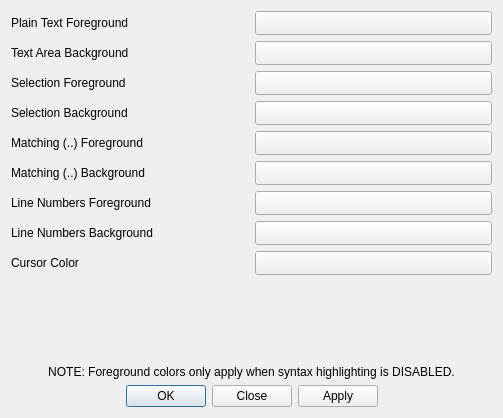
Old version of the form src/DialogColors.ui in the repository eteran/nedit-ng.
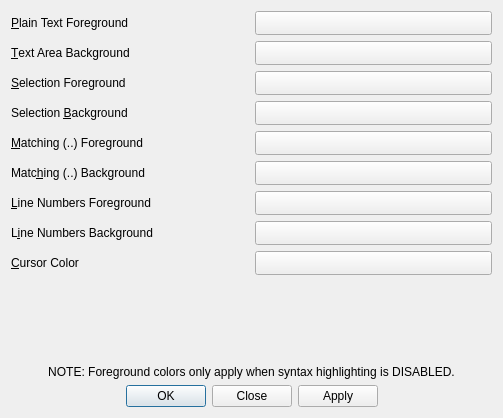
New version of the form.

```diff
--- a/src/DialogColors.ui
+++ b/src/DialogColors.ui
@@ -19,7 +19,10 @@
      <item>
       <widget class="QLabel" name="label_3">
        <property name="text">
-        <string>Plain Text Foreground</string>
+        <string>&amp;Plain Text Foreground</string>
+       </property>
+       <property name="buddy">
+        <cstring>pushButtonFG</cstring>
        </property>
       </widget>
      </item>
@@ -37,7 +40,10 @@
      <item>
       <widget class="QLabel" name="label_9">
        <property name="text">
-        <string>Text Area Background</string>
+        <string>&amp;Text Area Background</string>
+       </property>
+       <property name="buddy">
+        <cstring>pushButtonBG</cstring>
        </property>
       </widget>
      </item>
@@ -55,7 +61,10 @@
      <item>
       <widget class="QLabel" name="label_4">
        <property name="text">
-        <string>Selection Foreground</string>
+        <string>&amp;Selection Foreground</string>
+       </property>
+       <property name="buddy">
+        <cstring>pushButtonSelectionFG</cstring>
        </property>
       </widget>
      </item>
@@ -73,7 +82,10 @@
      <item>
       <widget class="QLabel" name="label_10">
        <property name="text">
-        <string>Selection Background</string>
+        <string>Selection &amp;Background</string>
+       </property>
+       <property name="buddy">
+        <cstring>pushButtonSelectionBG</cstring>
        </property>
       </widget>
      </item>
@@ -91,7 +103,10 @@
      <item>
       <widget class="QLabel" name="label_5">
        <property name="text">
-        <string>Matching (..) Foreground</string>
+        <string>&amp;Matching (..) Foreground</string>
+       </property>
+       <property name="buddy">
+        <cstring>pushButtonMatchFG</cstring>
        </property>
       </widget>
      </item>
@@ -109,7 +124,10 @@
      <item>
       <widget class="QLabel" name="label_7">
        <property name="text">
-        <string>Matching (..) Background</string>
+        <string>Matc&amp;hing (..) Background</string>
+       </property>
+       <property name="buddy">
+        <cstring>pushButtonMatchBG</cstring>
        </property>
       </widget>
      </item>
@@ -127,7 +145,10 @@
      <item>
       <widget class="QLabel" name="label_6">
        <property name="text">
-        <string>Line Numbers Foreground</string>
+        <string>&amp;Line Numbers Foreground</string>
+       </property>
+       <property name="buddy">
+        <cstring>pushButtonLineNumbersFG</cstring>
        </property>
       </widget>
      </item>
@@ -145,7 +166,10 @@
      <item>
       <widget class="QLabel" name="label_11">
        <property name="text">
-        <string>Line Numbers Background</string>
+        <string>L&amp;ine Numbers Background</string>
+       </property>
+       <property name="buddy">
+        <cstring>pushButtonLineNumbersBG</cstring>
        </property>
       </widget>
      </item>
@@ -163,7 +187,10 @@
      <item>
       <widget class="QLabel" name="label_8">
        <property name="text">
-        <string>Cursor Color</string>
+        <string>&amp;Cursor Color</string>
+       </property>
+       <property name="buddy">
+        <cstring>pushButtonCursor</cstring>
        </property>
       </widget>
      </item>
```
